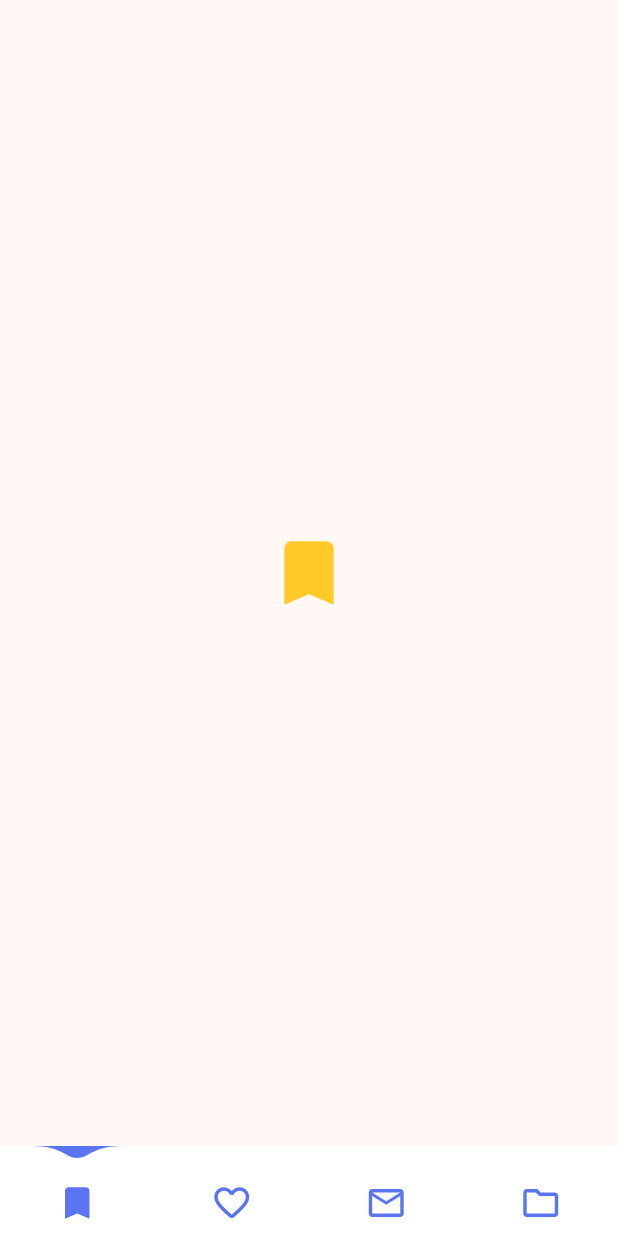
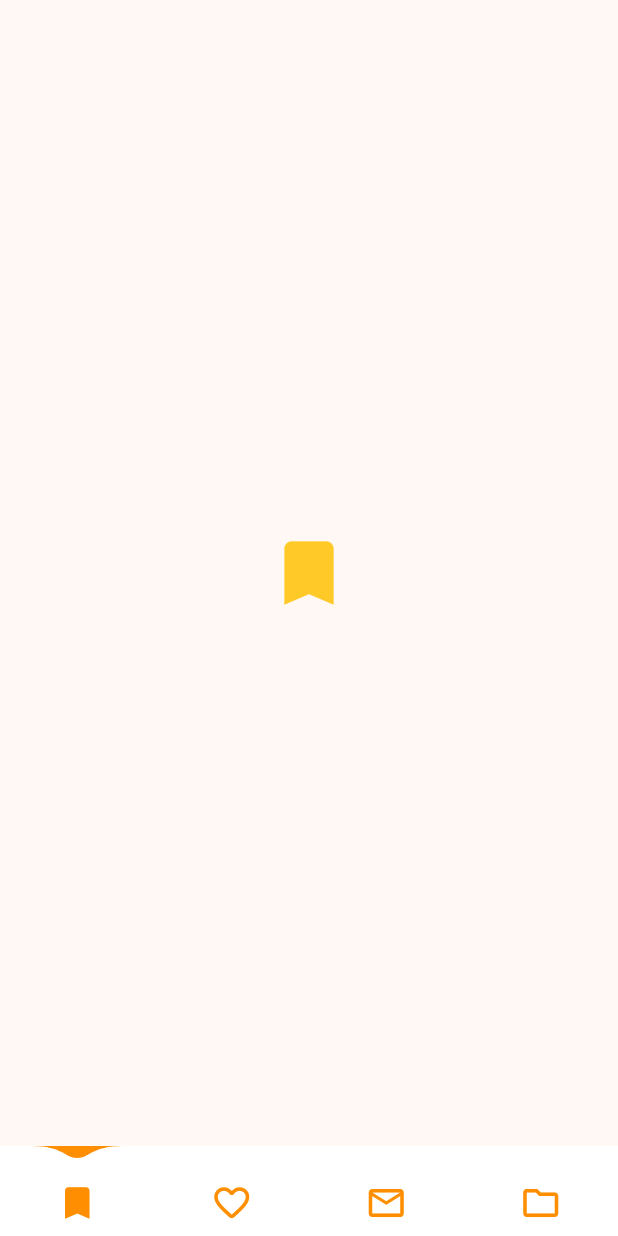
Before and after one commit to fikriymnn/ibadahku_mobile, a Flutter app: the screen it shows after launch, on a phone screen of 412 x 824 dp. Run offline on Flutter 3.47's test engine with Material 3 defaults, Android fonts, the phone set to English and light mode, and no system bars; drawn by our look-alikes of water_drop_nav_bar.

Commit message:
change waterdrop clor to pprimaryColor

```diff
--- a/lib/screens/BottomBarScreen.dart
+++ b/lib/screens/BottomBarScreen.dart
@@ -1,4 +1,5 @@
 import 'package:flutter/material.dart';
+import 'package:ibadahku_mobile/constants/colors.dart';
 import 'package:water_drop_nav_bar/water_drop_nav_bar.dart';
 
 class BottomBarScreen extends StatefulWidget {
@@ -9,7 +10,6 @@ class BottomBarScreen extends StatefulWidget {
 }
 
 class _BottomBarScreenState extends State<BottomBarScreen> {
-  final Color navigationBarColor = Colors.white;
   int selectedIndex = 0;
   late PageController pageController;
   @override
@@ -60,7 +60,8 @@ class _BottomBarScreenState extends State<BottomBarScreen> {
         ],
       ),
       bottomNavigationBar: WaterDropNavBar(
-        backgroundColor: navigationBarColor,
+        backgroundColor: Colors.white,
+        waterDropColor: primaryColor,
         onItemSelected: (int index) {
           setState(() {
             selectedIndex = index;
```
